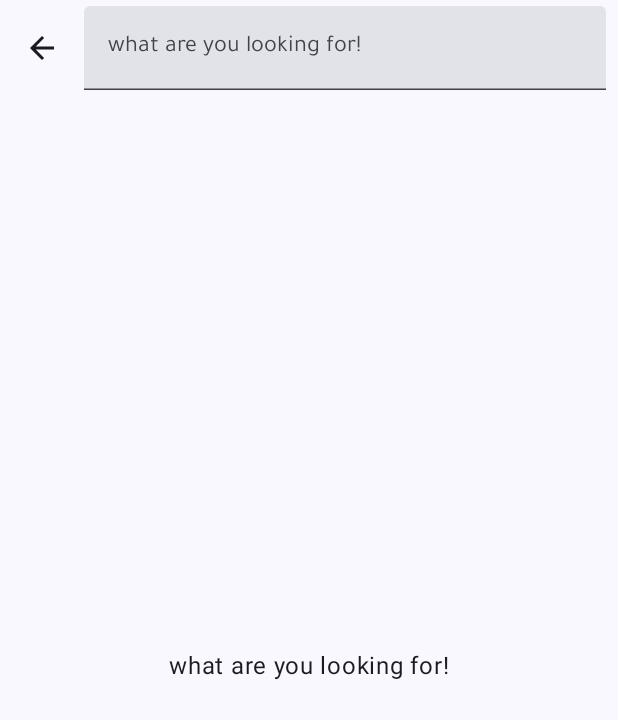
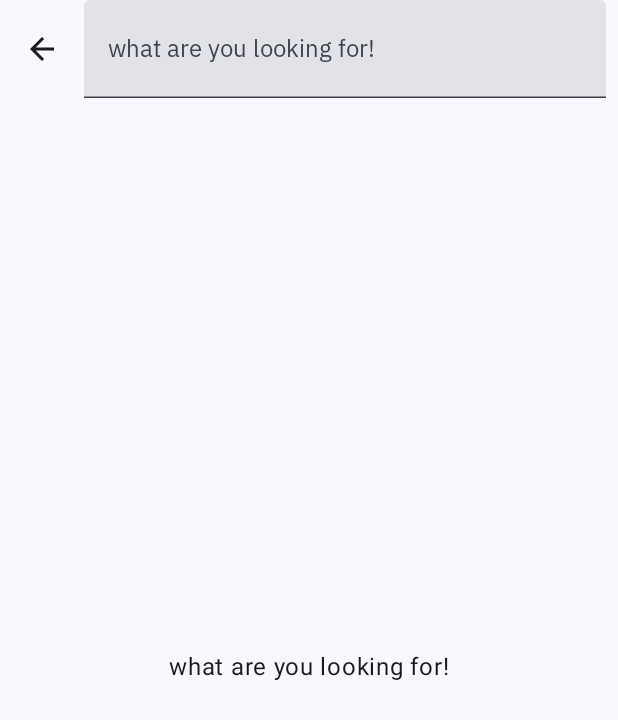
Before and after one commit to Fathsaif/Thamanyah-Audio, an Android app built with Jetpack Compose: the screen it shows after launch (MainActivity), after a tap on "Search Icon", on a phone screen of 412 x 824 dp. Shown: the top 720 px of the screen. Run offline under Robolectric (Android 15) with nearby library versions, the phone set to English and light mode, and no system bars.

Commit message:
use sans arab font and remove tajawal

```diff
--- a/app/src/main/java/com/example/thmanyahaudiotask/ui/theme/Font.kt
+++ b/app/src/main/java/com/example/thmanyahaudiotask/ui/theme/Font.kt
@@ -6,8 +6,9 @@ import androidx.compose.ui.text.font.FontWeight
 import com.example.thmanyahaudiotask.R
 
 val TajawalFontFamily = FontFamily(
-    Font(R.font.tajawal_regular, FontWeight.Normal),
-    Font(R.font.tajawal_extra_bold, FontWeight.Bold),
-    Font(R.font.tajawal_bold, FontWeight.SemiBold),
-    Font(R.font.tajawal_light, FontWeight.Light)
+    Font(R.font.sans_arabic_regular, FontWeight.Normal),
+    Font(R.font.sans_arabic_bold, FontWeight.Bold),
+    Font(R.font.sans_arabic_semi_bold, FontWeight.SemiBold),
+    Font(R.font.sans_arabic_light, FontWeight.Light),
+    Font(R.font.sans_arabic_medium, FontWeight.Medium)
 )
```
Also changed, not shown: app/src/main/res/font/sans_arabic_bold.otf (added), app/src/main/res/font/sans_arabic_light.otf (added), app/src/main/res/font/sans_arabic_medium.otf (added), app/src/main/res/font/sans_arabic_regular.otf (added), app/src/main/res/font/sans_arabic_semi_bold.otf (added), app/src/main/res/font/tajawal_bold.ttf (deleted), app/src/main/res/font/tajawal_extra_bold.ttf (deleted), app/src/main/res/font/tajawal_light.ttf (deleted), app/src/main/res/font/tajawal_regular.ttf (deleted).
